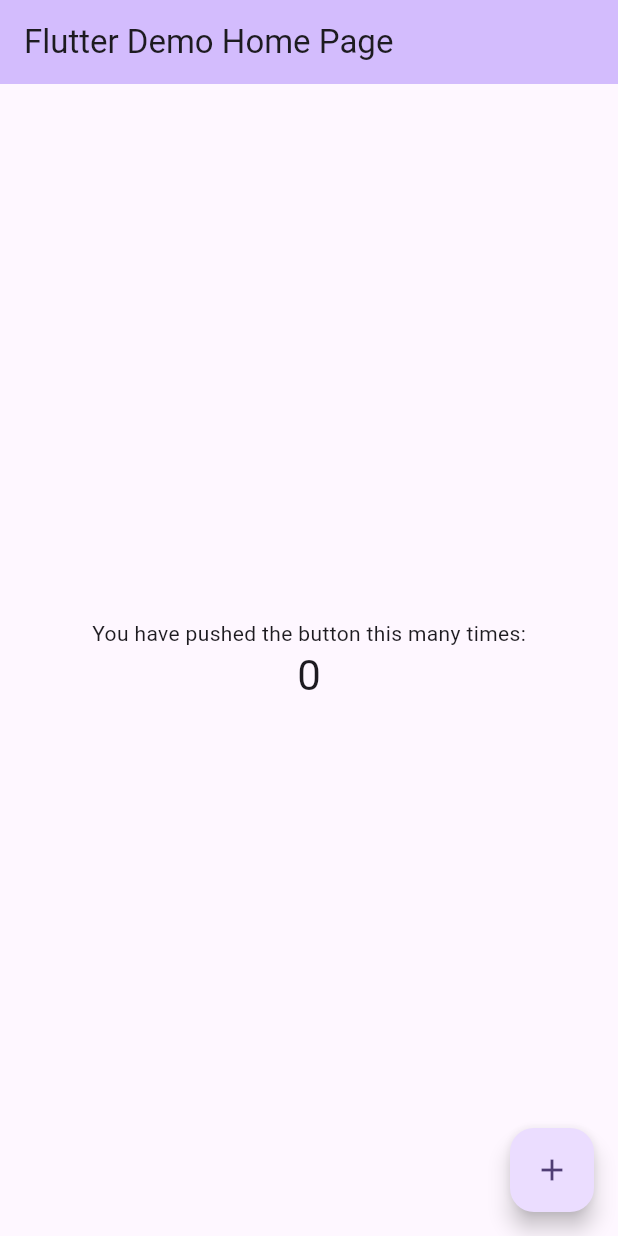
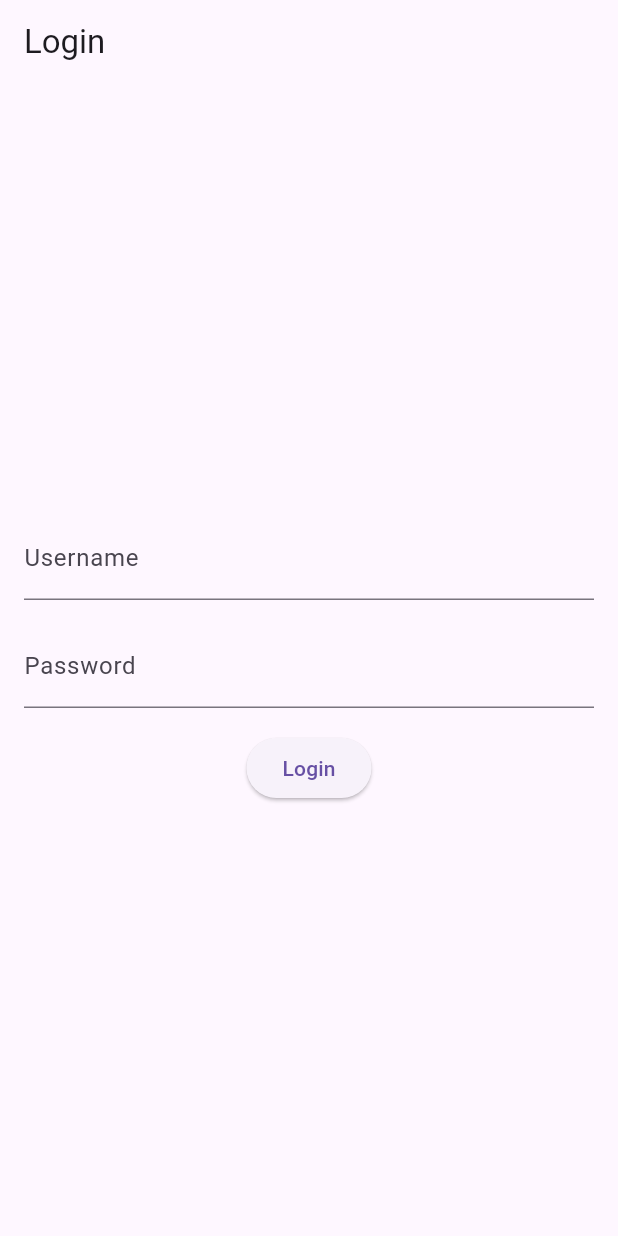
Before and after one commit to ChandraChaan/send-money-app, a Flutter app: the screen it shows after launch, on a phone screen of 412 x 824 dp. Run offline on Flutter 3.47's test engine with Material 3 defaults, Android fonts, the phone set to English and light mode, and no system bars.

Commit message:
basic screens added

```diff
--- a/lib/main.dart
+++ b/lib/main.dart
@@ -1,125 +1,28 @@
 import 'package:flutter/material.dart';
+import 'package:send_money_app/screens/dashboard_screen.dart';
+import 'package:send_money_app/screens/send_money_screen.dart';
+import 'package:send_money_app/screens/transactions_screen.dart';
+import 'screens/login_screen.dart';
 
 void main() {
-  runApp(const MyApp());
+  runApp(MyApp());
 }
 
 class MyApp extends StatelessWidget {
-  const MyApp({super.key});
-
-  // This widget is the root of your application.
   @override
   Widget build(BuildContext context) {
     return MaterialApp(
-      title: 'Flutter Demo',
+      title: 'Send Money App',
       theme: ThemeData(
-        // This is the theme of your application.
-        //
-        // TRY THIS: Try running your application with "flutter run". You'll see
-        // the application has a purple toolbar. Then, without quitting the app,
-        // try changing the seedColor in the colorScheme below to Colors.green
-        // and then invoke "hot reload" (save your changes or press the "hot
-        // reload" button in a Flutter-supported IDE, or press "r" if you used
-        // the command line to start the app).
-        //
-        // Notice that the counter didn't reset back to zero; the application
-        // state is not lost during the reload. To reset the state, use hot
-        // restart instead.
-        //
-        // This works for code too, not just values: Most code changes can be
-        // tested with just a hot reload.
-        colorScheme: ColorScheme.fromSeed(seedColor: Colors.deepPurple),
-        useMaterial3: true,
+        primarySwatch: Colors.blue,
       ),
-      home: const MyHomePage(title: 'Flutter Demo Home Page'),
+      initialRoute: '/',
+      routes: {
+        '/': (context) => LoginScreen(),
+        '/dashboard': (context) => DashboardScreen(),
+        '/send-money': (context) => SendMoneyScreen(),
+        '/transactions': (context) => TransactionsScreen(),
+      },
     );
   }
 }
-
-class MyHomePage extends StatefulWidget {
-  const MyHomePage({super.key, required this.title});
-
-  // This widget is the home page of your application. It is stateful, meaning
-  // that it has a State object (defined below) that contains fields that affect
-  // how it looks.
-
-  // This class is the configuration for the state. It holds the values (in this
-  // case the title) provided by the parent (in this case the App widget) and
-  // used by the build method of the State. Fields in a Widget subclass are
-  // always marked "final".
-
-  final String title;
-
-  @override
-  State<MyHomePage> createState() => _MyHomePageState();
-}
-
-class _MyHomePageState extends State<MyHomePage> {
-  int _counter = 0;
-
-  void _incrementCounter() {
-    setState(() {
-      // This call to setState tells the Flutter framework that something has
-      // changed in this State, which causes it to rerun the build method below
-      // so that the display can reflect the updated values. If we changed
-      // _counter without calling setState(), then the build method would not be
-      // called again, and so nothing would appear to happen.
-      _counter++;
-    });
-  }
-
-  @override
-  Widget build(BuildContext context) {
-    // This method is rerun every time setState is called, for instance as done
-    // by the _incrementCounter method above.
-    //
-    // The Flutter framework has been optimized to make rerunning build methods
-    // fast, so that you can just rebuild anything that needs updating rather
-    // than having to individually change instances of widgets.
-    return Scaffold(
-      appBar: AppBar(
-        // TRY THIS: Try changing the color here to a specific color (to
-        // Colors.amber, perhaps?) and trigger a hot reload to see the AppBar
-        // change color while the other colors stay the same.
-        backgroundColor: Theme.of(context).colorScheme.inversePrimary,
-        // Here we take the value from the MyHomePage object that was created by
-        // the App.build method, and use it to set our appbar title.
-        title: Text(widget.title),
-      ),
-      body: Center(
-        // Center is a layout widget. It takes a single child and positions it
-        // in the middle of the parent.
-        child: Column(
-          // Column is also a layout widget. It takes a list of children and
-          // arranges them vertically. By default, it sizes itself to fit its
-          // children horizontally, and tries to be as tall as its parent.
-          //
-          // Column has various properties to control how it sizes itself and
-          // how it positions its children. Here we use mainAxisAlignment to
-          // center the children vertically; the main axis here is the vertical
-          // axis because Columns are vertical (the cross axis would be
-          // horizontal).
-          //
-          // TRY THIS: Invoke "debug painting" (choose the "Toggle Debug Paint"
-          // action in the IDE, or press "p" in the console), to see the
-          // wireframe for each widget.
-          mainAxisAlignment: MainAxisAlignment.center,
-          children: <Widget>[
-            const Text(
-              'You have pushed the button this many times:',
-            ),
-            Text(
-              '$_counter',
-              style: Theme.of(context).textTheme.headlineMedium,
-            ),
-          ],
-        ),
-      ),
-      floatingActionButton: FloatingActionButton(
-        onPressed: _incrementCounter,
-        tooltip: 'Increment',
-        child: const Icon(Icons.add),
-      ), // This trailing comma makes auto-formatting nicer for build methods.
-    );
-  }
-}
--- /dev/null
+++ b/lib/screens/login_screen.dart
@@ -0,0 +1,45 @@
+import 'package:flutter/material.dart';
+
+class LoginScreen extends StatelessWidget {
+  final TextEditingController _usernameController = TextEditingController();
+  final TextEditingController _passwordController = TextEditingController();
+
+  @override
+  Widget build(BuildContext context) {
+    return Scaffold(
+      appBar: AppBar(title: Text('Login')),
+      body: Padding(
+        padding: const EdgeInsets.all(16.0),
+        child: Column(
+          mainAxisAlignment: MainAxisAlignment.center,
+          children: [
+            TextField(
+              controller: _usernameController,
+              decoration: InputDecoration(labelText: 'Username'),
+            ),
+            SizedBox(height: 16),
+            TextField(
+              controller: _passwordController,
+              obscureText: true,
+              decoration: InputDecoration(labelText: 'Password'),
+            ),
+            SizedBox(height: 16),
+            ElevatedButton(
+              onPressed: () {
+                if (_usernameController.text == 'user' &&
+                    _passwordController.text == 'password') {
+                  Navigator.pushReplacementNamed(context, '/dashboard');
+                } else {
+                  ScaffoldMessenger.of(context).showSnackBar(
+                    SnackBar(content: Text('Invalid credentials!')),
+                  );
+                }
+              },
+              child: Text('Login'),
+            ),
+          ],
+        ),
+      ),
+    );
+  }
+}
--- /dev/null
+++ b/lib/utils/constants.dart
@@ -0,0 +1 @@
+const String baseUrl = 'https://jsonplaceholder.typicode.com';
--- a/pubspec.yaml
+++ b/pubspec.yaml
@@ -35,6 +35,7 @@ dependencies:
   # The following adds the Cupertino Icons font to your application.
   # Use with the CupertinoIcons class for iOS style icons.
   cupertino_icons: ^1.0.8
+  http: ^1.2.2
 
 dev_dependencies:
   flutter_test:
```
Also changed, not shown: lib/models/transaction.dart (added, +20 -0 lines), lib/screens/dashboard_screen.dart (added, +72 -0 lines), lib/screens/send_money_screen.dart (added, +75 -0 lines), lib/screens/transactions_screen.dart (added, +36 -0 lines), lib/services/api_service.dart (added, +35 -0 lines), lib/widgets/bottom_sheet.dart (added, +35 -0 lines), lib/widgets/custom_text_field.dart (added), pubspec.lock, 1 other file.
